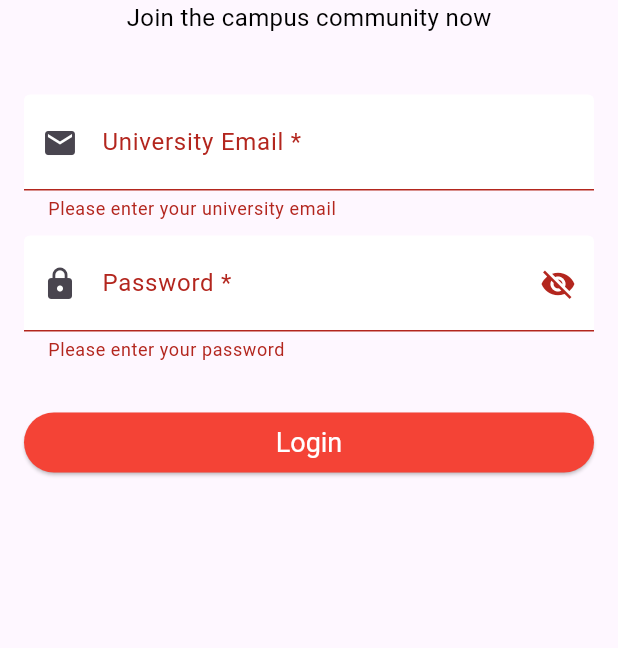
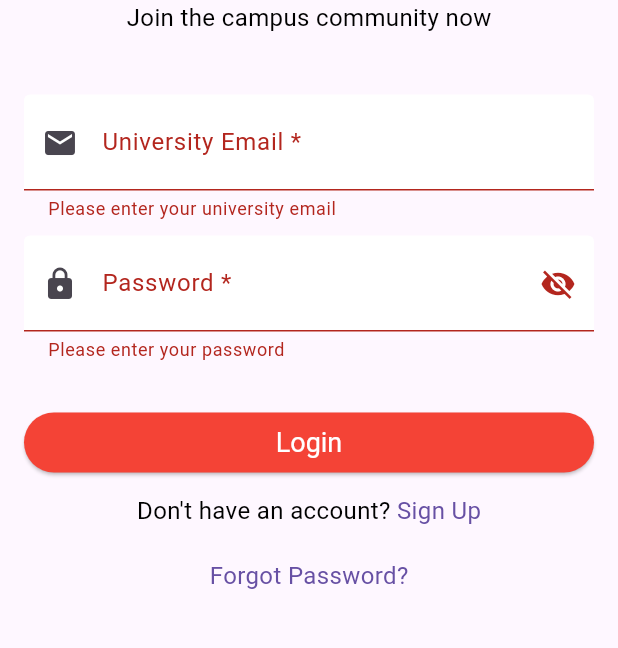
Before and after one commit to Paul-kelvin/final_year_project, a Flutter app: the screen it shows after launch, after a tap on "Login", on a phone screen of 412 x 824 dp, the part 420-1068 px from its top. Run offline on Flutter 3.47's test engine with Material 3 defaults, Android fonts, the light colour scheme and no system bars; our stand-ins replace flutter_svg; missing offline and left inert: dart:html.

Commit message:
Update login_page.dart

```diff
--- a/lib/login_page.dart
+++ b/lib/login_page.dart
@@ -1,7 +1,8 @@
-import 'dart:html';
-
+import 'package:final_year_project/signup.dart';
+import 'api_service.dart';
 import 'package:flutter/material.dart';
-import 'dashboard.dart'; // Import for navigation
+import 'dashboard.dart';
+import 'forgetpassword.dart'; // Import for navigation
 
 class LoginPage extends StatefulWidget {
   const LoginPage({Key? key}) : super(key: key);
@@ -15,11 +16,12 @@ class _LoginPageState extends State<LoginPage> {
   String _email = '';
   String _password = '';
   bool _passwordVisible = false;
+  ApiService _apiService = ApiService();
 
   void _navigateToDashboard() {
     // Replace with your actual authentication logic (if needed)
     // For now, assume successful login
-    Navigator.pushReplacement(
+    Navigator.push(
       context,
       MaterialPageRoute(builder: (context) => CampusPalDashboard()),
     );
@@ -148,13 +150,56 @@ class _LoginPageState extends State<LoginPage> {
                             ),
                           ),
                           child: ElevatedButton(
-      onPressed: () {
+                            onPressed: () async {
                               if (_formKey.currentState!.validate()) {
                                 _formKey.currentState!.save();
+                                try {
+                                  await _apiService.login(_email, _password);
                                     _navigateToDashboard();
+                                    } catch (e) {
+                                      // Handle login exception
+                                      print('Login failed: $e');
+                                    }
                                   }
                                 },
                             child: Text('Login'),
+                          ),
+                        ),
+                      ),
+                      const SizedBox(height: 10.0),
+                      Row(
+                        mainAxisAlignment: MainAxisAlignment.center,
+                        children: <Widget>[
+                          Text(
+                            'Don\'t have an account? ',
+                            style: TextStyle(fontSize: 16.0, color: Colors.black),
+                          ),
+                          GestureDetector(
+                            onTap: () async {
+                              Navigator.push(
+                                context,
+                                MaterialPageRoute(builder: (context) => SignUp()),
+                              );
+                            },
+                            child: Text(
+                              'Sign Up',
+                              style: TextStyle(fontSize: 16.0, color: Theme.of(context).primaryColor),
+                            ),
+                          ),
+                        ],
+                      ),
+                      const SizedBox(height: 20.0),
+                      Center(
+                        child: InkWell(
+                          onTap: () async {
+                            Navigator.push(
+                              context,
+                              MaterialPageRoute(builder: (context) => ForgotPassword()),
+                            );
+                          },
+                          child: Text(
+                            'Forgot Password?',
+                            style: TextStyle(fontSize: 16.0, color: Theme.of(context).primaryColor),
                           ),
                         ),
                       ),
```
Lines whose indentation alone changed are shown as unchanged.
